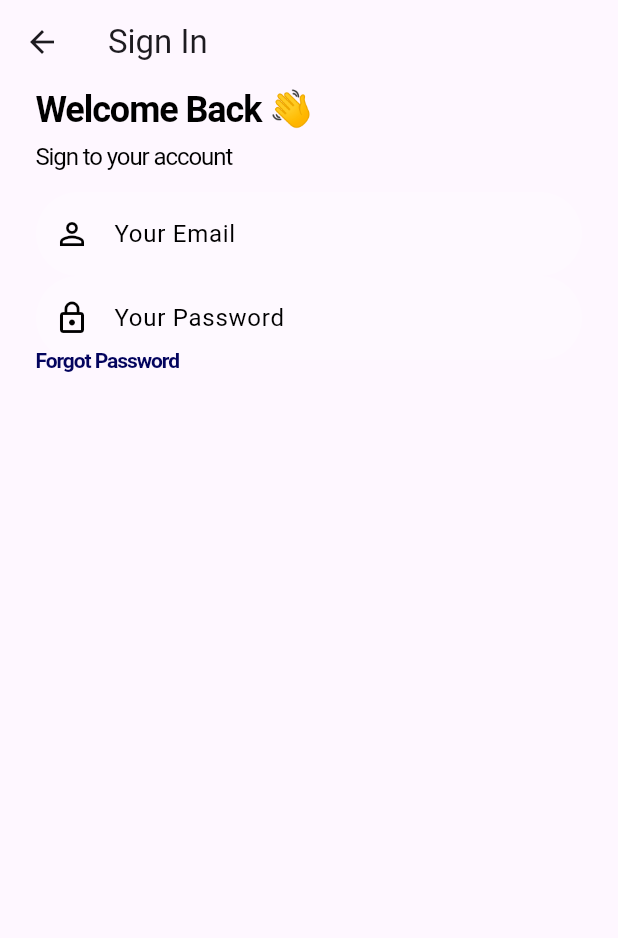
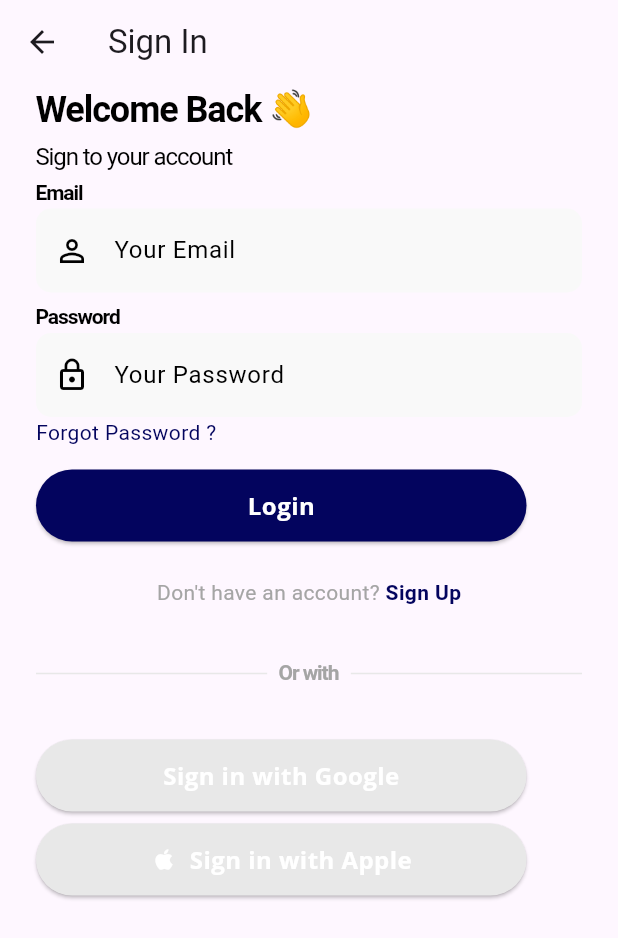
Before and after one commit to bukizz-store/bukizz_app, a Flutter app: the screen it shows after launch, on a phone screen of 412 x 824 dp. Shown: the top 938 px of the screen. Run offline on Flutter 3.47's test engine with Material 3 defaults, Android fonts, the phone set to English and light mode, and no system bars; Roboto replaces fonts that are missing (Default, Open Sans).

Commit message:
sign_in_screen done

```diff
--- a/lib/screens/Signin_Screen.dart
+++ b/lib/screens/Signin_Screen.dart
@@ -1,7 +1,9 @@
+import 'package:bukizz_frontend/widgets/Reusable_Button.dart';
 import 'package:bukizz_frontend/widgets/Reusable_TextForm.dart';
 import 'package:flutter/material.dart';
 import '../widgets/reusable_text.dart';
 import '../widgets/reusable_container.dart';
+import '../widgets/signup_text_widget.dart';
 
 class SignIn extends StatefulWidget {
   const SignIn({Key? key}) : super(key: key);
@@ -28,7 +30,7 @@ class _SignInState extends State<SignIn> {
       ),
       body: Container(
         width: MediaQuery.of(context).size.width,
-        height: MediaQuery.of(context).size.height,
+    height: MediaQuery.of(context).size.height,
         child: SingleChildScrollView(
           child: Padding(
 
@@ -48,7 +50,7 @@ class _SignInState extends State<SignIn> {
                   width: 327,
                   height: 32,
                   child: () {
-                    return const ReusableText(
+                    return   ReusableText(
                       text: 'Welcome Back 👋',
                       fontSize: 24,
                       height: 0.06,
@@ -61,7 +63,7 @@ class _SignInState extends State<SignIn> {
                   width: 327,
                   height: 24,
                   child: () {
-                    return const ReusableText(
+                    return   ReusableText(
                       text: 'Sign to your account',
                       fontSize: 16,
                       height: 0.09,
@@ -71,36 +73,92 @@ class _SignInState extends State<SignIn> {
                   },
                 ),
 
-                const SizedBox(
-                  //Todo change width according to screen ratio
-                  width: 50,
-                ),
-                // ReusableContainer(
-                //   width: 327,
-                //   height: 20,
-                //   child: () {
-                //     return const ReusableText(
-                //       text: 'Email',
-                //       fontSize: 16,
-                //       height: 0.10,
-                //       fontWeight: FontWeight.w500,
-                //       //todo add font family
-                //     );
-                //   },
-                // ),
+
+                //Email text
+                ReusableText(text: 'Email', fontSize: 14, height: 0.10),
+                SizedBox(height: 10,),
+                //Email Form
                 ReusableTextField('Your Email', Icons.person_outline, false, _emailTextController),
 
-                SizedBox(
-                  //todo adjust the width accordingly
-                  width: 70,
+
+                SizedBox(height: 16,),
+
+                //password text
+                ReusableText(text: 'Password', fontSize: 14, height: 0.10),
+
+                SizedBox(height: 10,),
+                //password form
+                ReusableTextField('Your Password', Icons.lock_outline, true, _passwordTextController),
+
+                SizedBox(height: 10,),
+                //forgot password
+                InkWell(
+                  onTap: () {
+                    // Handle tap
+                    print('Forgot Password tapped');
+                  },
+                  child: Container(
+
+                    child: const Text(
+                      'Forgot Password ?',
+                      style: TextStyle(
+                        fontSize: 14,
+                        height: 0.10,
+                        color: Color(0xFF03045E),
+                      ),
+                    ),
+                  ),
                 ),
 
-                ReusableTextField('Your Password', Icons.lock_outline, true, _passwordTextController),
 
-                SizedBox(
+                const SizedBox(height: 24,),
 
-                    child: ReusableText(text: 'Forgot Password', fontSize: 14, height: 0.1,color: Color(0xFF03045E),fontWeight: FontWeight.w600,)
-                )
+                //login button
+                ReusableElevatedButton(width: 327, height: 48, onPressed: (){}, buttonText: 'Login'),
+
+                SizedBox(height: 24,),
+
+                signUpOption(),
+
+                SizedBox(height: 36,),
+
+                //seperation lines with or with
+                Center(
+                  child: Column(
+                    crossAxisAlignment: CrossAxisAlignment.center,
+                    children: [
+                      Row(
+                        children: [
+                          Expanded(
+                            child: Divider(
+                              color: Color(0xFFE8E8E8),  //color of line
+                            ),
+                          ),
+                          Padding(
+                            padding: const EdgeInsets.symmetric(horizontal: 8),
+                            child: ReusableText(
+                              text: 'Or with',
+                              fontSize: 14,
+                              height: 0.10,
+                              color: Color(0xFFA5A5A5),
+                            ),
+                          ),
+                          const Expanded(
+                            child: Divider(
+                              color: Color(0xFFE8E8E8),  // color of the line
+                            ),
+                          ),
+                        ],
+                      ),
+                    ],
+                  ),
+                ),
+                SizedBox(height: 36,),
+                //Sign in with google
+                ReusableElevatedButton(width: 327, height: 48, onPressed: (){}, buttonText: 'Sign in with Google',buttonColor:Color(0xFFE8E8E8),),
+                SizedBox(height: 8,),
+                ReusableElevatedButton(width: 327, height: 48, onPressed: (){}, buttonText: 'Sign in with Apple',buttonColor:Color(0xFFE8E8E8),iconData: Icons.apple,),
+
 
               ],
             ),
--- /dev/null
+++ b/lib/utils/dimensions.dart
@@ -0,0 +1,17 @@
+import 'package:flutter/material.dart';
+import 'package:provider/provider.dart';
+
+class DimensionsProvider with ChangeNotifier {
+  late BuildContext _appContext;
+
+  void init(BuildContext context) {
+    _appContext = context;
+    notifyListeners();
+  }
+
+  double get screenHeight => MediaQuery.of(_appContext).size.height;
+
+  double get screenWidth => MediaQuery.of(_appContext).size.width;
+
+  double get mainColpaddingleft => screenHeight / 15.625;
+}
--- /dev/null
+++ b/lib/widgets/Reusable_Button.dart
@@ -0,0 +1,70 @@
+import 'package:flutter/material.dart';
+
+class ReusableElevatedButton extends StatelessWidget {
+  final double width;
+  final double height;
+  final VoidCallback onPressed;
+  final String buttonText;
+  final Color buttonColor;
+  final Color textColor;
+  final double fontSize;
+  final String fontFamily;
+  final FontWeight fontWeight;
+  final double letterSpacing;
+  final IconData? iconData;
+
+  const ReusableElevatedButton({
+    Key? key,
+    required this.width,
+    required this.height,
+    required this.onPressed,
+    required this.buttonText,
+    this.buttonColor = const Color(0xFF03045E),
+    this.textColor = Colors.white,
+    this.fontSize = 16,
+    this.fontFamily = 'Open Sans',
+    this.fontWeight = FontWeight.w700,
+    this.letterSpacing = 0.30,
+    this.iconData,
+  }) : super(key: key);
+
+  @override
+  Widget build(BuildContext context) {
+    return SizedBox(
+      width: width,
+      height: height,
+      child: ElevatedButton(
+        onPressed: onPressed,
+        style: ElevatedButton.styleFrom(
+          backgroundColor: buttonColor,
+          shape: RoundedRectangleBorder(
+            borderRadius: BorderRadius.circular(height / 2),
+          ),
+        ),
+        child: Row(
+          mainAxisAlignment: MainAxisAlignment.center,
+          children: [
+            if (iconData != null)
+              Padding(
+                padding: const EdgeInsets.only(right: 8.0),
+                child: Icon(
+                  iconData,
+                  color: textColor,
+                ),
+              ),
+            Text(
+              buttonText,
+              style: TextStyle(
+                color: textColor,
+                fontSize: fontSize,
+                fontFamily: fontFamily,
+                fontWeight: fontWeight,
+                letterSpacing: letterSpacing,
+              ),
+            ),
+          ],
+        ),
+      ),
+    );
+  }
+}
--- a/lib/widgets/Reusable_TextForm.dart
+++ b/lib/widgets/Reusable_TextForm.dart
@@ -18,9 +18,9 @@ TextField ReusableTextField(String text, IconData icon, bool isPasswordType,
       labelStyle: TextStyle(color: Colors.black), // Set the label text color to black
       filled: true,
       floatingLabelBehavior: FloatingLabelBehavior.never,
-      fillColor: Colors.white.withOpacity(0.3),
+      fillColor:  Color(0xFFF9F9F9),
       border: OutlineInputBorder(
-          borderRadius: BorderRadius.circular(30.0),
+          borderRadius: BorderRadius.circular(10.0),
           borderSide: const BorderSide(width: 0, style: BorderStyle.none)),
     ),
     keyboardType: isPasswordType
--- a/lib/widgets/Reusable_text.dart
+++ b/lib/widgets/Reusable_text.dart
@@ -10,21 +10,25 @@ class ReusableText extends StatelessWidget {
   final FontWeight fontWeight;
   final double height;
   final double letterSpacing;
+  final VoidCallback? onTap;
 
-  const ReusableText({
+  ReusableText({
     Key? key,
     required this.text,
-    this.color=Colors.black,
+    this.color = Colors.black,
     required this.fontSize,
     this.fontFamily = FontFamily.defaultFamily,
-    this.fontWeight=FontWeight.w700,
+    this.fontWeight = FontWeight.w700,
     required this.height,
-    this.letterSpacing=-0.72,
+    this.letterSpacing = -0.72,
+    this.onTap,
   }) : super(key: key);
 
   @override
   Widget build(BuildContext context) {
-    return Text(
+    return GestureDetector(
+      onTap: onTap,
+      child: Text(
         text,
         style: TextStyle(
           color: color,
@@ -34,6 +38,7 @@ class ReusableText extends StatelessWidget {
           height: height,
           letterSpacing: letterSpacing,
         ),
+      ),
     );
   }
 }
--- /dev/null
+++ b/lib/widgets/signup_text_widget.dart
@@ -0,0 +1,20 @@
+import 'package:flutter/material.dart';
+
+Row signUpOption() {
+  return Row(
+    mainAxisAlignment: MainAxisAlignment.center,
+    children: [
+      const Text("Don't have an account?",
+          style: TextStyle(color: Color(0xFFA5A5A5),)),
+      GestureDetector(
+        onTap: () {
+
+        },
+        child: const Text(
+          " Sign Up",
+          style: TextStyle(color: Color(0xFF03045E), fontWeight: FontWeight.bold),
+        ),
+      )
+    ],
+  );
+}
--- a/pubspec.yaml
+++ b/pubspec.yaml
@@ -41,6 +41,7 @@ dependencies:
   google_sign_in: ^6.2.1
   provider: ^6.1.1
   shared_preferences: ^2.2.2
+
 
 dev_dependencies:
   flutter_test:
```
Lines whose indentation alone changed are shown as unchanged.
